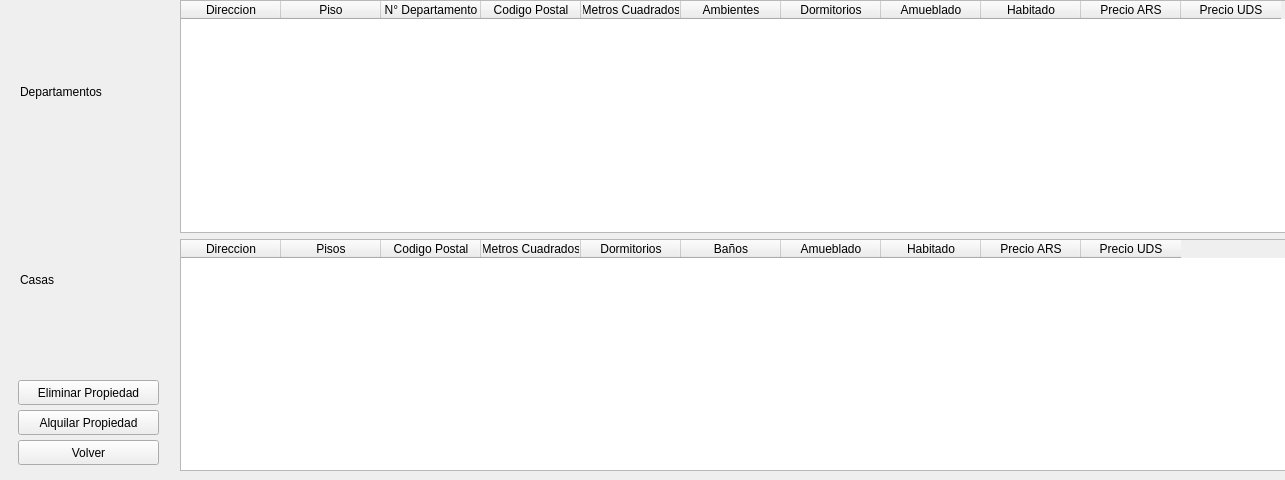
The window that Lista.ui (MateMar04/TP-Qt) describes before a commit, drawn with Qt 5.
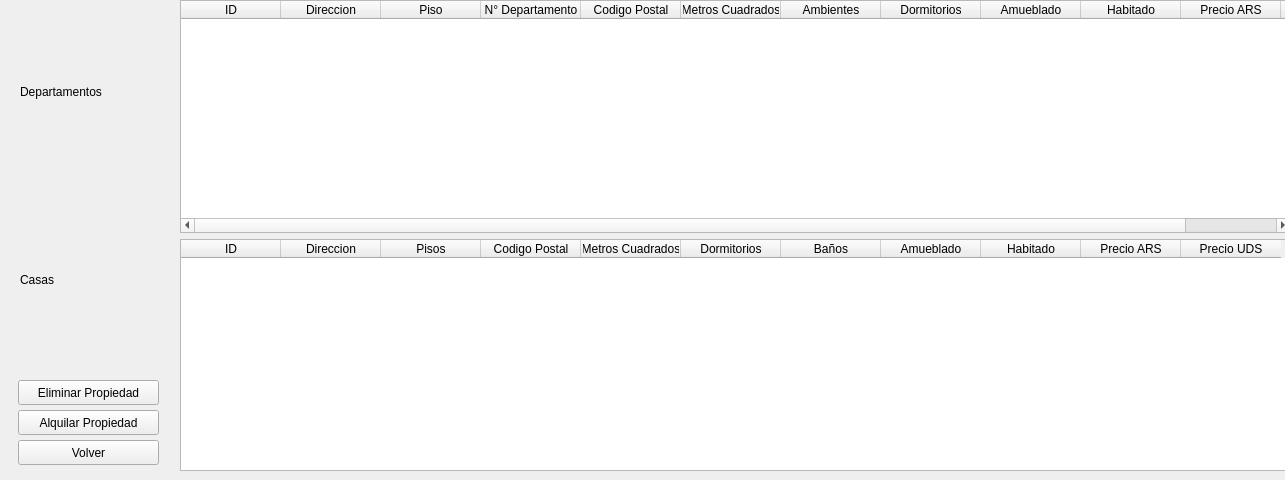
The same window after the commit.

```diff
--- a/Lista.ui
+++ b/Lista.ui
@@ -38,6 +38,11 @@
     <layout class="QVBoxLayout" name="verticalLayout">
      <item>
       <widget class="QTableWidget" name="tb_departamentos">
+       <column>
+        <property name="text">
+         <string>ID</string>
+        </property>
+       </column>
        <column>
         <property name="text">
          <string>Direccion</string>
@@ -97,6 +102,11 @@
      </item>
      <item>
       <widget class="QTableWidget" name="tb_casas">
+       <column>
+        <property name="text">
+         <string>ID</string>
+        </property>
+       </column>
        <column>
         <property name="text">
          <string>Direccion</string>
```
